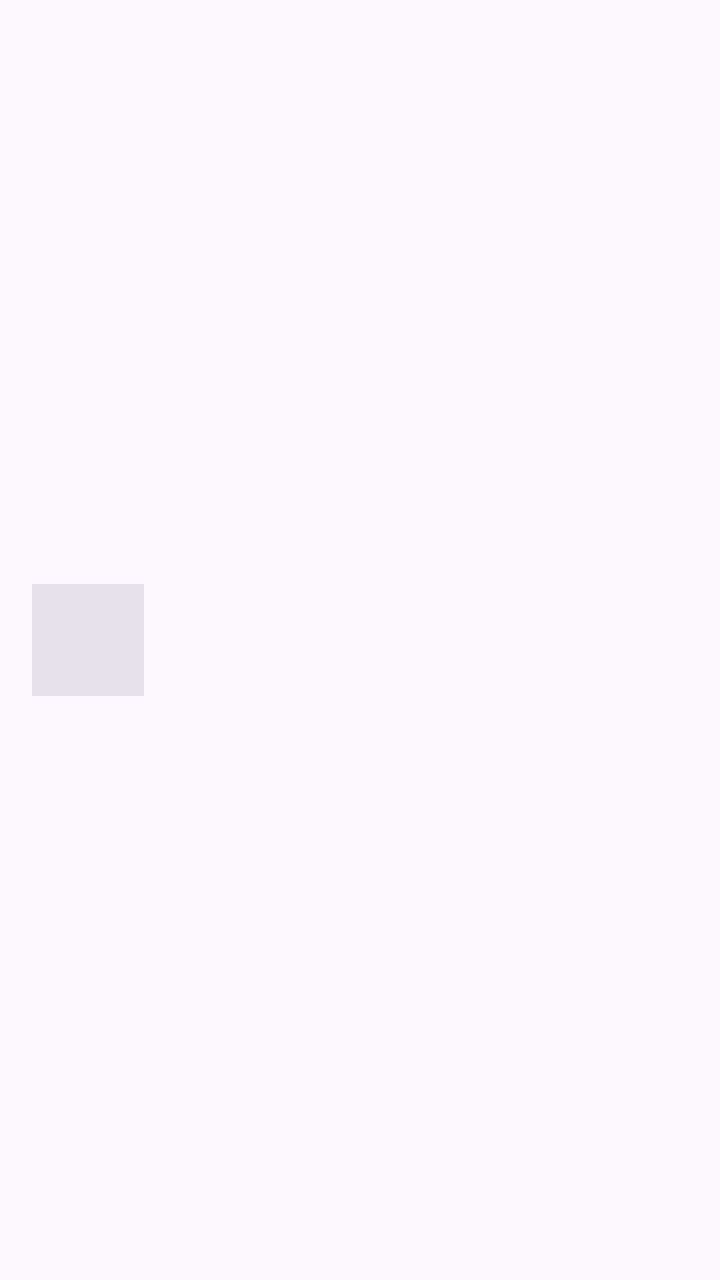
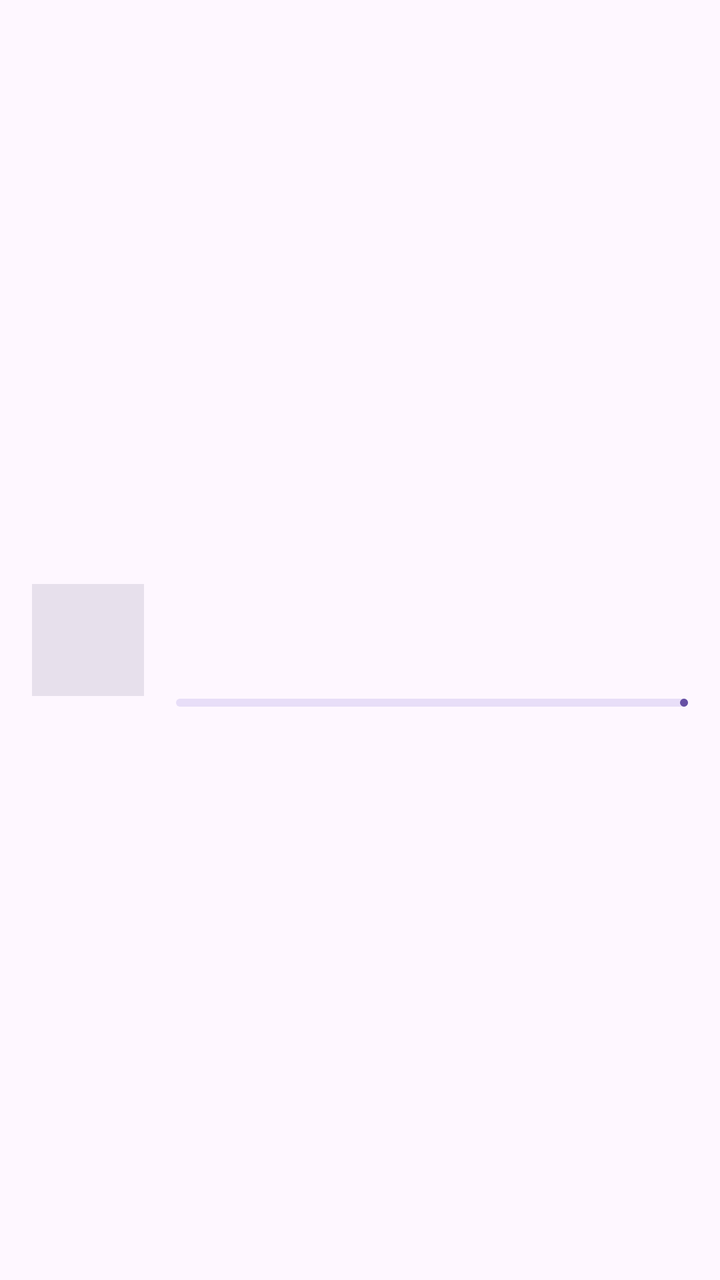

Two renders of the same Android screen: before a commit and after it. Below are the layout's source before the change and the commit's diff.
<!-- AndroidManifest.xml: application theme Theme.AudioBookPlayer -->
<!-- res/layout/item_book.xml -->
<?xml version="1.0" encoding="utf-8"?>
<LinearLayout xmlns:android="http://schemas.android.com/apk/res/android"
    android:layout_width="match_parent"
    android:layout_height="wrap_content"
    android:background="?attr/selectableItemBackground"
    android:gravity="center_vertical"
    android:orientation="horizontal"
    android:paddingHorizontal="16dp"
    android:paddingVertical="8dp">

    <ImageView
        android:id="@+id/cover"
        android:layout_width="@dimen/list_cover_size"
        android:layout_height="@dimen/list_cover_size"
        android:background="?attr/colorSurfaceVariant"
        android:importantForAccessibility="no"
        android:scaleType="centerCrop" />

    <LinearLayout
        android:layout_width="0dp"
        android:layout_height="wrap_content"
        android:layout_marginStart="16dp"
        android:layout_weight="1"
        android:orientation="vertical">

        <TextView
            android:id="@+id/title"
            android:layout_width="match_parent"
            android:layout_height="wrap_content"
            android:ellipsize="end"
            android:maxLines="2"
            android:textAppearance="?attr/textAppearanceTitleMedium" />

        <TextView
            android:id="@+id/subtitle"
            android:layout_width="match_parent"
            android:layout_height="wrap_content"
            android:ellipsize="end"
            android:maxLines="1"
            android:textAppearance="?attr/textAppearanceBodyMedium" />
    </LinearLayout>

</LinearLayout>
<!-- resources referenced by this layout -->
<resources>
  <dimen name="list_cover_size">56dp</dimen>
  <style name="Theme.AudioBookPlayer" parent="Theme.Material3.DayNight.NoActionBar" />
</resources>

<!-- the commit's change to res/layout/item_book.xml (unified diff, before → after) -->
@@ -1,8 +1,11 @@
 <?xml version="1.0" encoding="utf-8"?>
 <LinearLayout xmlns:android="http://schemas.android.com/apk/res/android"
+    xmlns:app="http://schemas.android.com/apk/res-auto"
+    android:id="@+id/bookRow"
     android:layout_width="match_parent"
     android:layout_height="wrap_content"
     android:background="?attr/selectableItemBackground"
+    android:baselineAligned="false"
     android:gravity="center_vertical"
     android:orientation="horizontal"
     android:paddingHorizontal="16dp"
@@ -38,6 +41,23 @@
             android:ellipsize="end"
             android:maxLines="1"
             android:textAppearance="?attr/textAppearanceBodyMedium" />
+
+        <TextView
+            android:id="@+id/status"
+            android:layout_width="match_parent"
+            android:layout_height="wrap_content"
+            android:layout_marginTop="2dp"
+            android:textAppearance="?attr/textAppearanceLabelMedium"
+            android:textColor="?attr/colorPrimary" />
+
+        <com.google.android.material.progressindicator.LinearProgressIndicator
+            android:id="@+id/progress"
+            android:layout_width="match_parent"
+            android:layout_height="wrap_content"
+            android:layout_marginTop="4dp"
+            android:importantForAccessibility="no"
+            android:max="100"
+            app:trackCornerRadius="2dp" />
     </LinearLayout>
 
 </LinearLayout>
